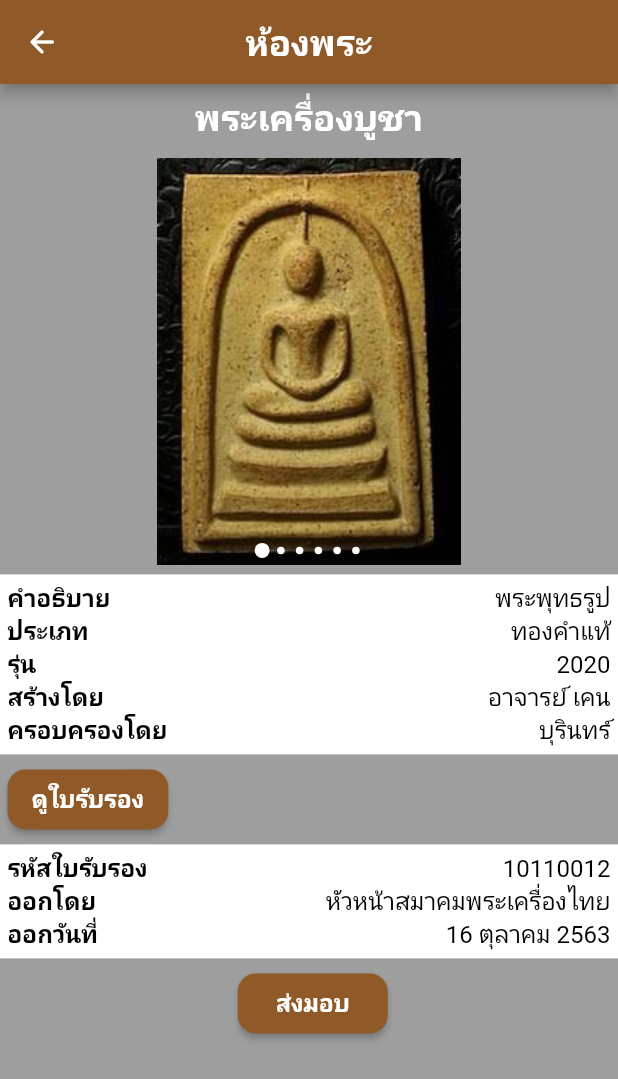
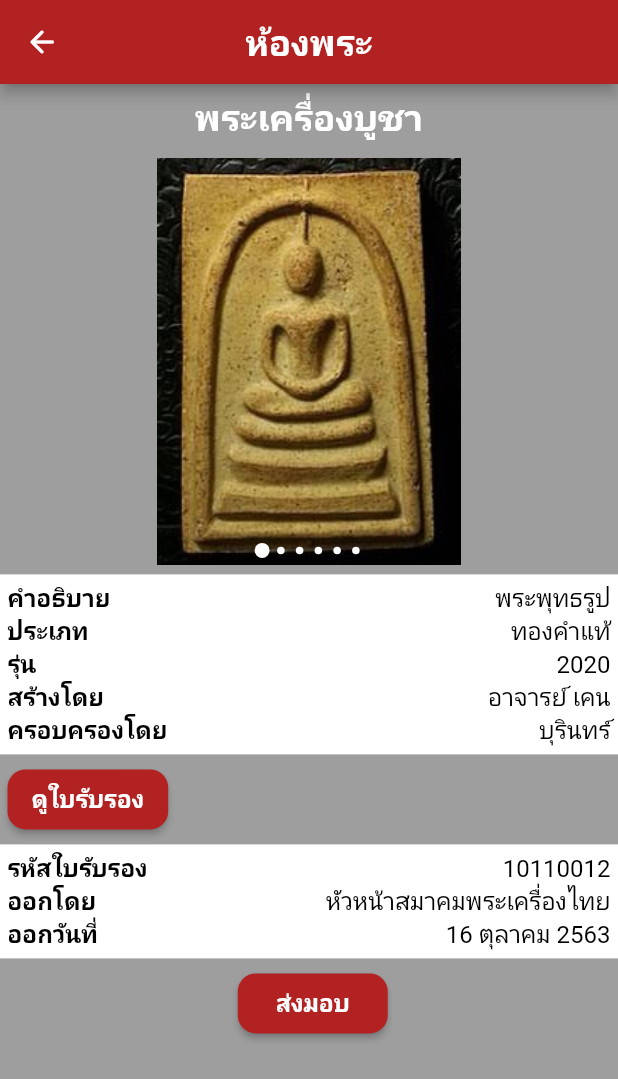
Before and after one commit to pingmpz/hongpra, a Flutter app: the MyDetailPage screen opened directly, on a phone screen of 412 x 824 dp. Shown: the top 1079 px of the screen. Run offline on Flutter 3.47's test engine with Material 2 defaults, Android fonts, the phone set to English and light mode, and no system bars; drawn by our look-alikes of carousel_pro; our stand-ins replace device_preview, firebase_auth; missing offline and left inert: scroll_app_bar; accounts and stored records are empty; network calls fail.

```diff
--- a/lib/myconfig.dart
+++ b/lib/myconfig.dart
@@ -2,7 +2,10 @@ import 'package:flutter/material.dart';
 
 class MyConfig {
 
-  static Color themeColor1 = Color(0xff905a28);
+  static String colorText = 'B22222';
+  static Color themeColor1 = Color(int.parse('0xff' + colorText));
+  static String colorText2 = 'f9f9f9';
+  static Color themeColor2 = Color(int.parse('0xff' + colorText2));
 
   static Color blackColor = Colors.black;
   static Color whiteColor = Colors.white;
@@ -23,7 +26,7 @@ class MyConfig {
   static TextStyle smallText1 = TextStyle(fontFamily: fontFamily1, fontSize: 12, color: blackColor);
   static TextStyle smallText2 = TextStyle(fontFamily: fontFamily1, fontSize: 12, color: greyColor);
 
-  static TextStyle largeText1 = TextStyle(fontFamily: fontFamily1, fontSize: 20, color: blackColor, fontWeight: bold);
+  static TextStyle largeText1 = TextStyle(fontFamily: fontFamily1, fontSize: 16, color: blackColor, fontWeight: bold);
 
   static TextStyle linkText = TextStyle(fontFamily: fontFamily1, fontSize: 16, color: blackColor, fontWeight: bold);
 
```
Also changed, not shown: lib/mainpage.dart (+56 -13 lines).
